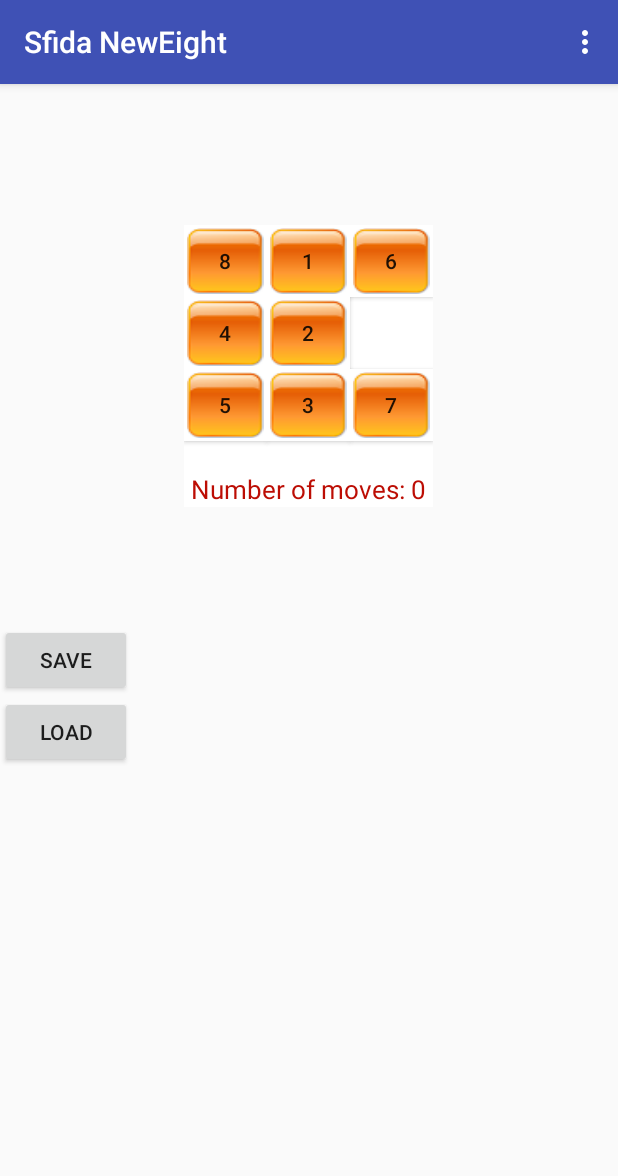
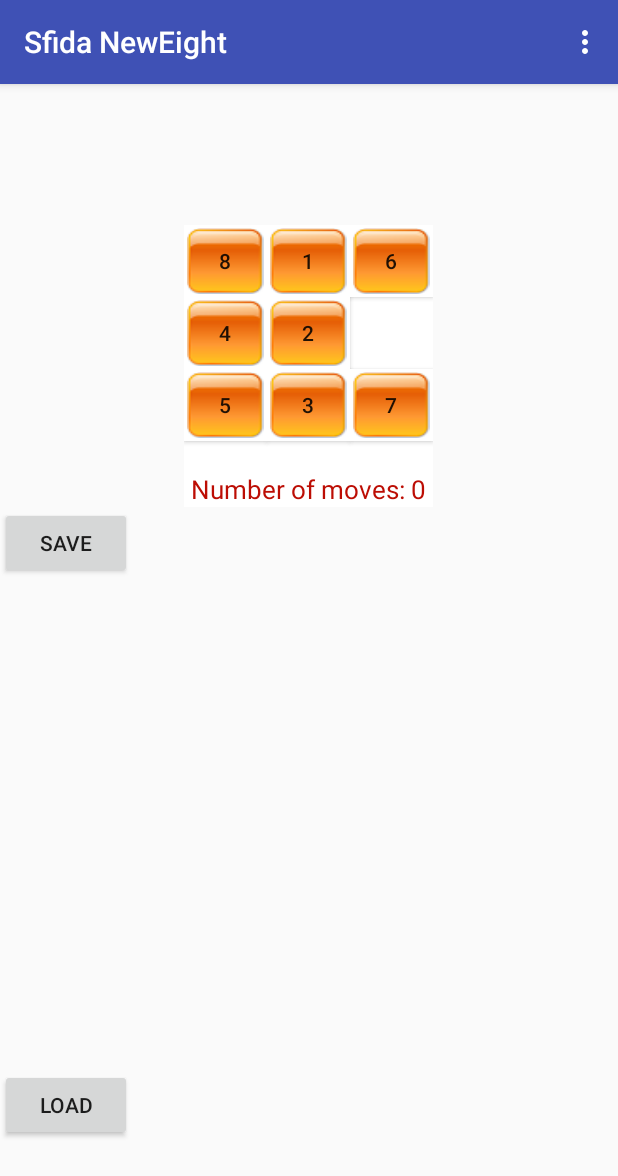
Before and after one commit to Xela1988/NewFifteen, an Android app: the Case3 screen opened directly, with no data from a screen before it, on a phone screen of 412 x 824 dp. Shown: the top 1176 px of the screen. Run offline under Robolectric (Android 15) with nearby library versions, the phone set to English and light mode, and no system bars; 1 statement that could not run was skipped.

Commit message:
Spostamento  dei pulsanti save load  nell'activity case 3.

```diff
--- a/app/src/main/res/layout-port/activity_case3.xml
+++ b/app/src/main/res/layout-port/activity_case3.xml
@@ -125,15 +125,16 @@
         android:layout_height="wrap_content"
         android:text="Save"
         android:id="@+id/buttonSave"
-        android:layout_centerVertical="true"
+        android:layout_below="@+id/gridLayout3"
         android:layout_alignParentStart="true" />
     <Button
         android:layout_width="wrap_content"
         android:layout_height="wrap_content"
         android:text="LOAD"
         android:id="@+id/buttonLoad"
-        android:layout_below="@+id/buttonSave"
-        android:layout_alignParentStart="true" />
+        android:layout_alignParentBottom="true"
+        android:layout_alignParentStart="true"
+        android:layout_marginBottom="63dp" />
 
 
 </RelativeLayout>
```
